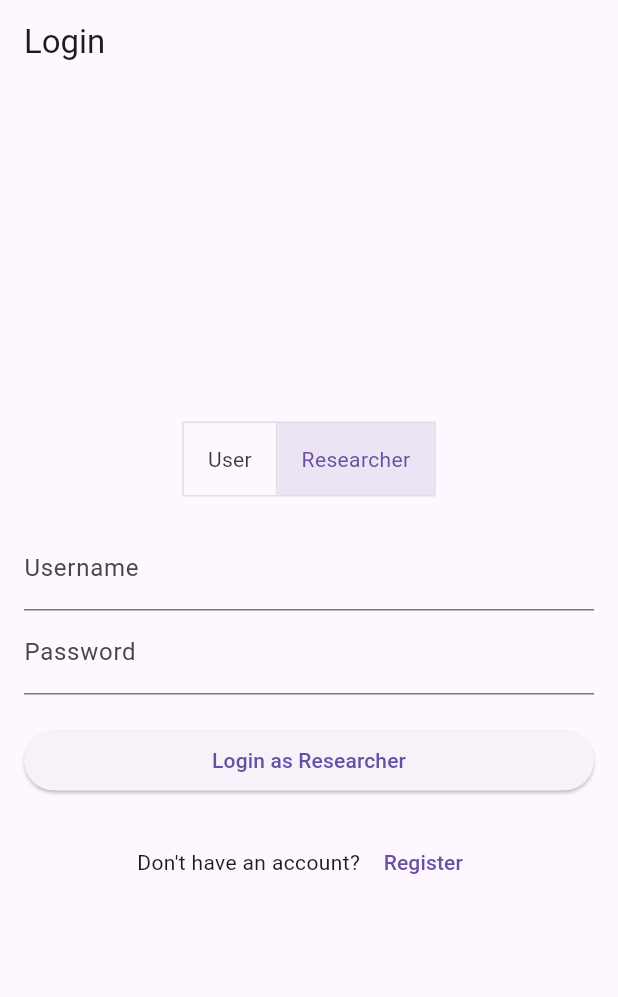
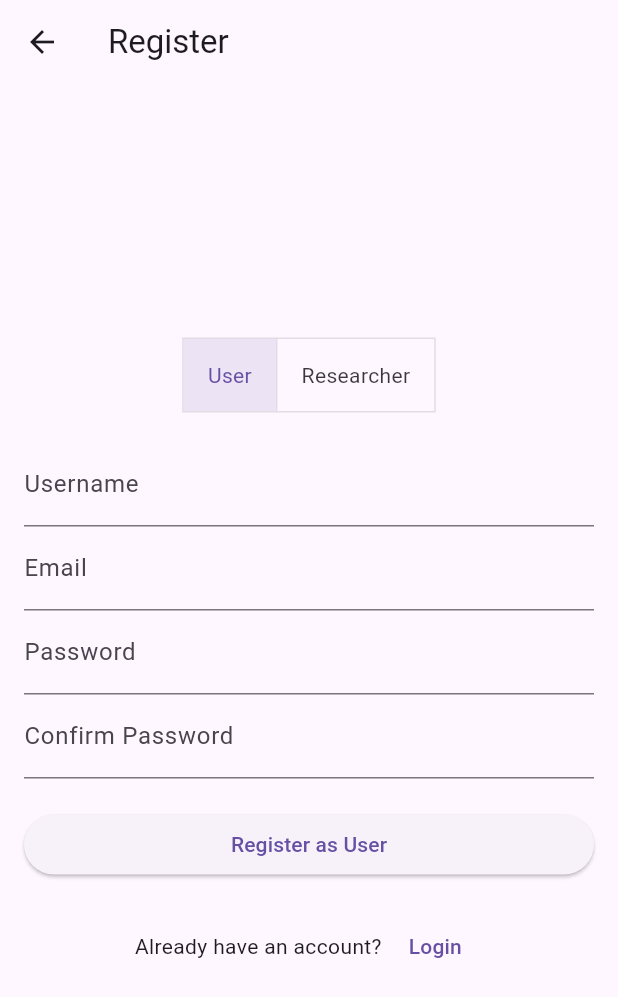
Before and after one commit to ninaadk07/mathsathomeapp, a Flutter app: the screen it shows after launch, after a tap on "Researcher", after a tap on "Register", on a phone screen of 412 x 824 dp. Shown: the top 997 px of the screen. Run offline on Flutter 3.47's test engine with Material 3 defaults, Android fonts, the light colour scheme and no system bars.

Commit message:
register and edit child

```diff
--- a/my_app/lib/pages/login.dart
+++ b/my_app/lib/pages/login.dart
@@ -1,5 +1,6 @@
 import 'package:flutter/material.dart';
 import 'package:my_app/pages/home.dart';
+import 'package:my_app/pages/register.dart';
 // import 'package:my_app/pages/register.dart'; // Import your registration page
 
 class LoginPage extends StatefulWidget {
@@ -70,8 +71,10 @@ class _LoginPageState extends State<LoginPage> {
                 Text("Don't have an account? "),
                 TextButton(
                   onPressed: () {
-                    // Navigate to registration page
-                    // Navigator.push(context, MaterialPageRoute(builder: (context) => RegisterPage()));
+                    Navigator.push(
+                      context,
+                      MaterialPageRoute(builder: (context) => RegisterPage()),
+                    );
                   },
                   child: Text('Register'),
                 ),
--- /dev/null
+++ b/my_app/lib/pages/register.dart
@@ -0,0 +1,145 @@
+// Needs form validation and authentication
+// user type is isUser. True if user and False if researcher
+
+import 'package:flutter/material.dart';
+import 'package:my_app/pages/home.dart';
+
+class RegisterPage extends StatefulWidget {
+  const RegisterPage({super.key});
+
+  @override
+  _RegisterPageState createState() => _RegisterPageState();
+}
+
+class _RegisterPageState extends State<RegisterPage> {
+  final _formKey = GlobalKey<FormState>(); // Key for form state
+  final _usernameController = TextEditingController();
+  final _emailController = TextEditingController();
+  final _passwordController = TextEditingController();
+  final _confirmPasswordController = TextEditingController();
+  bool _isUser = true; // Toggle state
+
+  @override
+  void dispose() {
+    // Clean up the controller when the widget is disposed.
+    _usernameController.dispose();
+    _emailController.dispose();
+    _passwordController.dispose();
+    _confirmPasswordController.dispose();
+    super.dispose();
+  }
+
+  @override
+  Widget build(BuildContext context) {
+    return Scaffold(
+      appBar: AppBar(
+        title: Text('Register'),
+      ),
+      body: Padding(
+        padding: EdgeInsets.all(16.0),
+        child: Form(
+          key: _formKey,
+          child: Column(
+            mainAxisAlignment: MainAxisAlignment.center,
+            crossAxisAlignment: CrossAxisAlignment.stretch,
+            children: <Widget>[
+              Center(
+                child: ToggleButtons(
+                  children: <Widget>[
+                    Padding(
+                      padding: EdgeInsets.symmetric(horizontal: 16),
+                      child: Text('User'),
+                    ),
+                    Padding(
+                      padding: EdgeInsets.symmetric(horizontal: 16),
+                      child: Text('Researcher'),
+                    ),
+                  ],
+                  isSelected: [_isUser, !_isUser],
+                  onPressed: (int index) {
+                    setState(() {
+                      _isUser = index == 0;
+                    });
+                  },
+                ),
+              ),
+              SizedBox(height: 20),
+              TextFormField(
+                controller: _usernameController,
+                decoration: InputDecoration(labelText: 'Username'),
+                validator: (value) {
+                  if (value == null || value.isEmpty) {
+                    return 'Please enter a username';
+                  }
+                  return null;
+                },
+              ),
+              TextFormField(
+                controller: _emailController,
+                decoration: InputDecoration(labelText: 'Email'),
+                keyboardType: TextInputType.emailAddress,
+                validator: (value) {
+                  if (value == null || value.isEmpty) {
+                    return 'Please enter an email';
+                  }
+                  // need proper email validation
+                  return null;
+                },
+              ),
+              TextFormField(
+                controller: _passwordController,
+                decoration: InputDecoration(labelText: 'Password'),
+                obscureText: true,
+                validator: (value) {
+                  if (value == null || value.isEmpty) {
+                    return 'Please enter a password';
+                  }
+                  // for password validation if ever decided to
+                  return null;
+                },
+              ),
+              TextFormField(
+                controller: _confirmPasswordController,
+                decoration: InputDecoration(labelText: 'Confirm Password'),
+                obscureText: true,
+                validator: (value) {
+                  if (value != _passwordController.text) {
+                    return 'Passwords do not match';
+                  }
+                  return null;
+                },
+              ),
+              SizedBox(height: 20),
+              ElevatedButton(
+                onPressed: () {
+                  if (_formKey.currentState!.validate()) {
+                    // process data
+                    // send data t backend for authentication
+                    Navigator.push(
+                      context,
+                      MaterialPageRoute(builder: (context) => HomePage()),
+                    );
+                  }
+                },
+                child: Text('Register as ${_isUser ? 'User' : 'Researcher'}'),
+              ),
+              SizedBox(height: 20),
+              Row(
+                mainAxisAlignment: MainAxisAlignment.center,
+                children: <Widget>[
+                  Text("Already have an account? "),
+                  TextButton(
+                    onPressed: () {
+                      Navigator.pop(context);
+                    },
+                    child: Text('Login'),
+                  ),
+                ],
+              ),
+            ],
+          ),
+        ),
+      ),
+    );
+  }
+}
```
Also changed, not shown: my_app/lib/pages/editChild.dart (added, +155 -0 lines), my_app/lib/pages/home.dart (+8 -1 lines).
